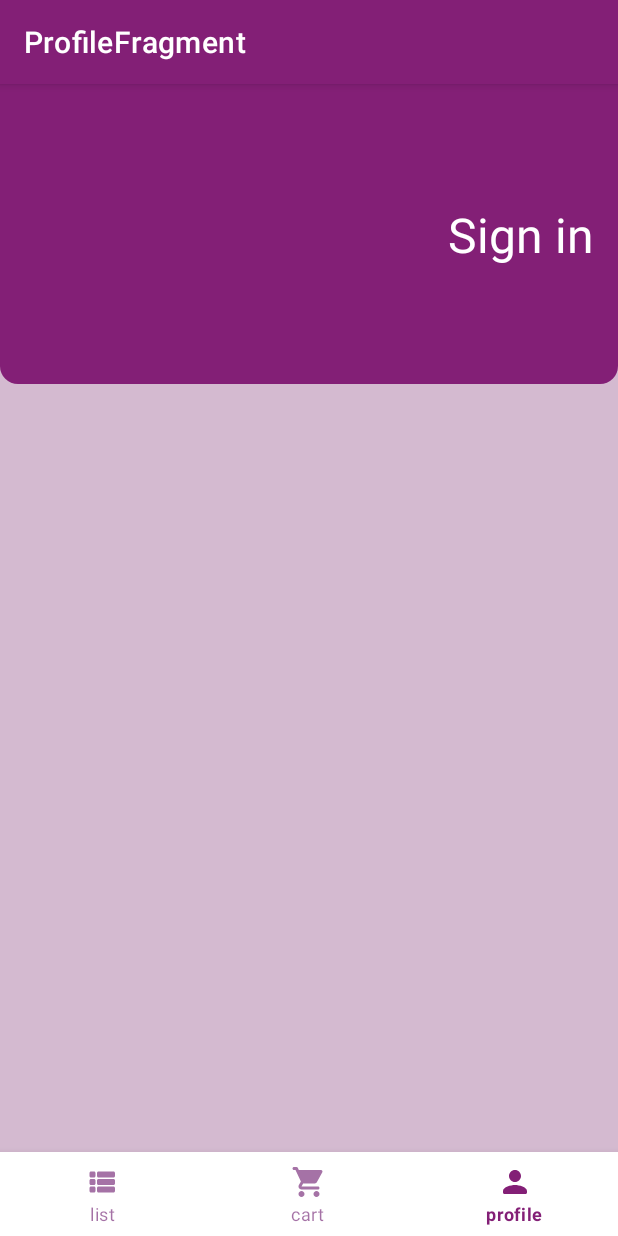
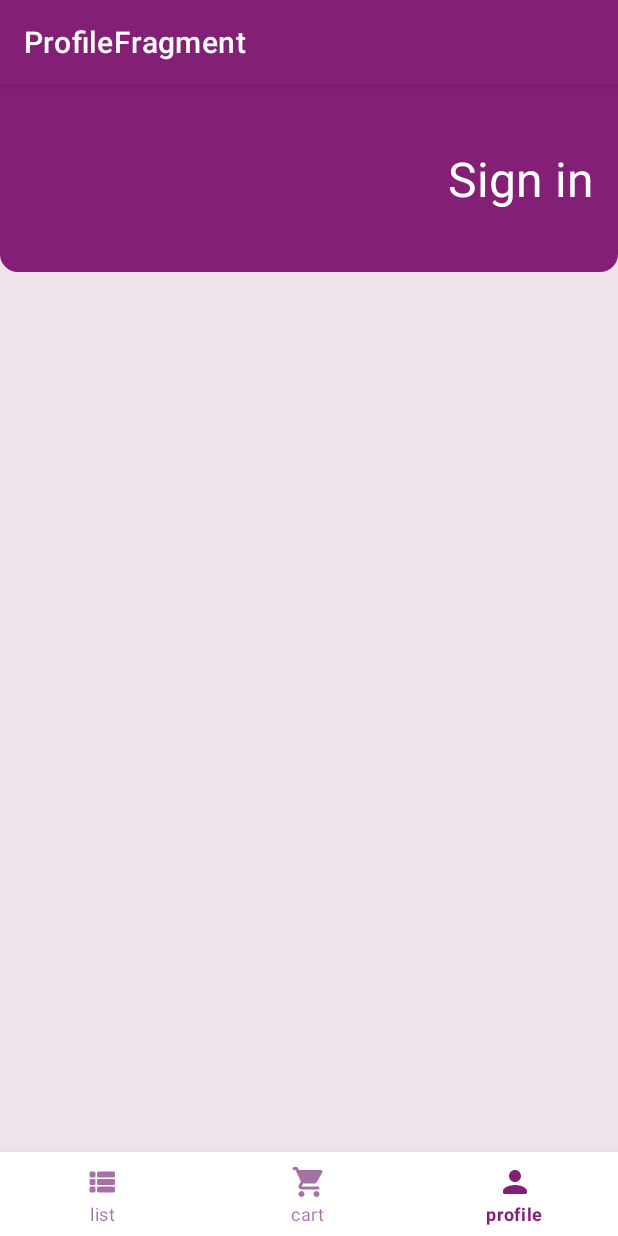
Before and after one commit to farshad049/myStore, an Android app: the ProfileFragment screen opened through its navigation route, on a phone screen of 412 x 824 dp. Run offline under Robolectric (Android 15) with nearby library versions, the phone set to English and light mode, and no system bars; our stand-ins replace Dagger/Hilt's generated code, navigation-ui; libraries missing offline, so code that uses them is left out: com.airbnb.epoxy; plain views replace EpoxyRecyclerView; 7 statements that could not run were skipped.

Commit message:
ProfileFragment.kt updated

```diff
--- a/app/build.gradle
+++ b/app/build.gradle
@@ -66,6 +66,7 @@ dependencies {
     def epoxyVersion="4.6.3"
     implementation "com.airbnb.android:epoxy:$epoxyVersion"
 
+
     //facebook shimmer
     implementation 'com.facebook.shimmer:shimmer:0.5.0'
 
--- a/app/src/main/java/com/example/mystore/redux/ApplicationState.kt
+++ b/app/src/main/java/com/example/mystore/redux/ApplicationState.kt
@@ -6,7 +6,7 @@ import com.example.mystore.data.model.domain.DomainUser
 
 
 data class ApplicationState(
-    val domainUser : DomainUser? = null,
+    val user : UserLoginResponse = UserLoginResponse.UnAuthenticated(),
     val products:List<DomainProduct> = emptyList(),
     val favoriteProductIds : Set<Int> = emptySet(),
     val expandedProductIds : Set<Int> = emptySet(),
@@ -20,4 +20,20 @@ data class ApplicationState(
         val filters : Set<Filter> = emptySet(),
         val selectedFilter : Filter? = null
     )
+
+
+    sealed interface UserLoginResponse{
+        data class Authenticated (val user : DomainUser) : UserLoginResponse
+        data class UnAuthenticated (val error : String? = null) : UserLoginResponse
+
+        fun getGreetingMessage():String{
+            return if (this is Authenticated) user.greetingMessage else "Sign in"
+        }
+
+        fun getEmail():String{
+            return if (this is Authenticated) user.email else ""
+        }
+    }
+
+
 }
--- a/app/src/main/java/com/example/mystore/ui/profile/ProfileFragment.kt
+++ b/app/src/main/java/com/example/mystore/ui/profile/ProfileFragment.kt
@@ -33,10 +33,10 @@ class ProfileFragment:Fragment(R.layout.fragment_profile) {
         val controller = ProfileEpoxyController(userProfileItemGenerator,onClicks)
         binding.epoxyRecyclerView.setController(controller)
 
-        profileViewModel.store.stateFlow.map { it.domainUser }.distinctUntilChanged().asLiveData().observe(viewLifecycleOwner){domainUser->
-            controller.setData(domainUser)
-            binding.tvWelcome.text = domainUser?.greetingMessage ?: "Sign in"
-            binding.tvEmail.text = domainUser?.email
+        profileViewModel.store.stateFlow.map { it.user }.distinctUntilChanged().asLiveData().observe(viewLifecycleOwner){ user->
+            controller.setData(user)
+            binding.tvWelcome.text = user.getGreetingMessage()
+            binding.tvEmail.text = user.getEmail()
         }
 
 
--- a/app/src/main/res/layout/activity_main.xml
+++ b/app/src/main/res/layout/activity_main.xml
@@ -1,12 +1,10 @@
 <?xml version="1.0" encoding="utf-8"?>
 <androidx.constraintlayout.widget.ConstraintLayout xmlns:android="http://schemas.android.com/apk/res/android"
     xmlns:app="http://schemas.android.com/apk/res-auto"
-    xmlns:tools="http://schemas.android.com/tools"
     android:id="@+id/mainActivity"
     android:layout_width="match_parent"
     android:layout_height="match_parent"
-    android:fitsSystemWindows="true"
-    android:background="@color/purple_100">
+    android:fitsSystemWindows="true">
 
     <androidx.fragment.app.FragmentContainerView
         android:id="@+id/nav_host_fragment"
--- a/app/src/main/res/layout/fragment_cart.xml
+++ b/app/src/main/res/layout/fragment_cart.xml
@@ -3,7 +3,7 @@
     android:layout_width="match_parent"
     android:layout_height="match_parent"
     xmlns:app="http://schemas.android.com/apk/res-auto"
-    android:background="@color/purple_100"
+    android:background="?background"
     xmlns:tools="http://schemas.android.com/tools"
     >
 
--- a/app/src/main/res/layout/fragment_product_list.xml
+++ b/app/src/main/res/layout/fragment_product_list.xml
@@ -4,7 +4,7 @@
     xmlns:tools="http://schemas.android.com/tools"
     android:layout_width="match_parent"
     android:layout_height="match_parent"
-    android:background="@color/purple_100"
+    android:background="?background"
     tools:context=".ui.MainActivity">
 
     <com.airbnb.epoxy.EpoxyRecyclerView
--- a/app/src/main/res/layout/fragment_profile.xml
+++ b/app/src/main/res/layout/fragment_profile.xml
@@ -3,12 +3,13 @@
     android:layout_width="match_parent"
     android:layout_height="match_parent"
     xmlns:app="http://schemas.android.com/apk/res-auto"
-    xmlns:tools="http://schemas.android.com/tools">
+    xmlns:tools="http://schemas.android.com/tools"
+    android:background="?background">
 
     <View
         android:id="@+id/viewHeader"
         android:layout_width="match_parent"
-        android:layout_height="200dp"
+        android:layout_height="125dp"
         android:background="@drawable/background_round_bottom_12"
         android:backgroundTint="?colorPrimary"
         app:layout_constraintTop_toTopOf="parent"
--- a/app/src/main/res/values-night/ids.xml
+++ b/app/src/main/res/values/ids.xml
@@ -1,4 +1,4 @@
 <?xml version="1.0" encoding="utf-8"?>
 <resources>
-    <item name="epoxy_viewBinding" type="id"/>
+    <item name="epoxy_viewBinding" type="id" />
 </resources>
```
Also changed, not shown: app/src/main/java/com/example/mystore/data/model/mapper/UserMapper.kt (+3 -12 lines), app/src/main/java/com/example/mystore/epoxy/ViewBindingKotlinModel.kt (+15 -5 lines), app/src/main/java/com/example/mystore/ui/profile/ProfileViewModel.kt (+19 -11 lines), app/src/main/java/com/example/mystore/ui/profile/epoxy/ProfileEpoxyController.kt (+15 -7 lines), app/src/main/java/com/example/mystore/ui/profile/epoxy/ProfileSignedOutEpoxyModel.kt (+17 -3 lines), app/src/main/java/com/example/mystore/util/StringExtensions.kt (added, +11 -0 lines), app/src/main/res/layout/model_profile_signed_out.xml (+53 -8 lines).
